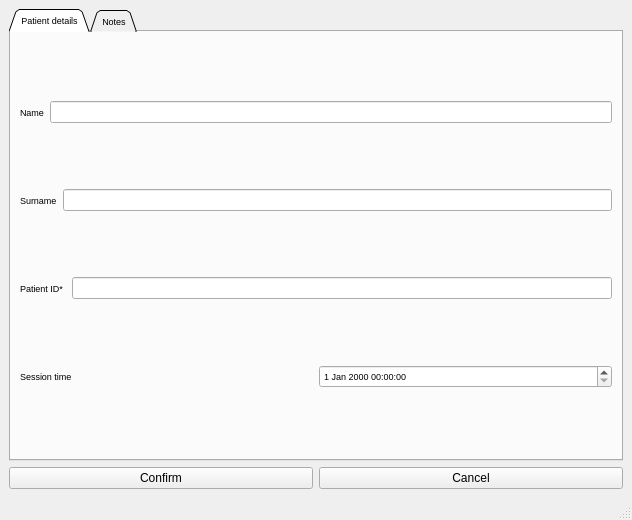
Qt form POML060_v1/stagetwonew.ui (viniltc/POML060) before a commit.
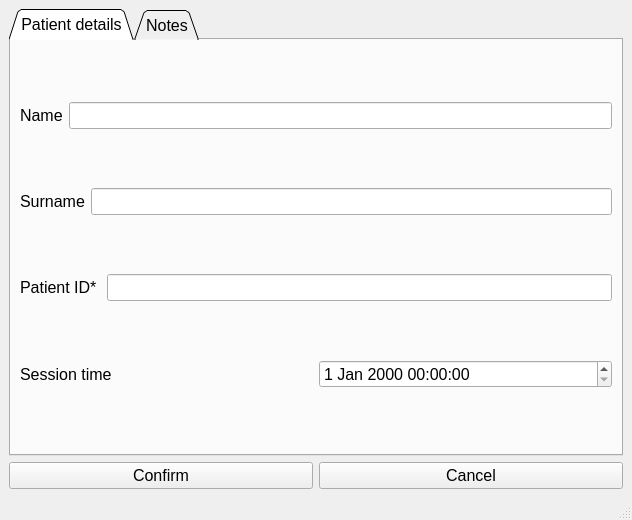
The same form after that commit.

What changed in the file:
```diff
--- a/POML060_v1/stagetwonew.ui
+++ b/POML060_v1/stagetwonew.ui
@@ -21,7 +21,7 @@
        <widget class="QTabWidget" name="tabWidget">
         <property name="font">
          <font>
-          <pointsize>7</pointsize>
+          <pointsize>12</pointsize>
          </font>
         </property>
         <property name="tabShape">
@@ -44,7 +44,7 @@
              <widget class="QLabel" name="label">
               <property name="font">
                <font>
-                <pointsize>7</pointsize>
+                <pointsize>12</pointsize>
                </font>
               </property>
               <property name="text">
@@ -63,7 +63,7 @@
              <widget class="QLabel" name="label_2">
               <property name="font">
                <font>
-                <pointsize>7</pointsize>
+                <pointsize>12</pointsize>
                </font>
               </property>
               <property name="text">
@@ -82,7 +82,7 @@
              <widget class="QLabel" name="label_3">
               <property name="font">
                <font>
-                <pointsize>7</pointsize>
+                <pointsize>12</pointsize>
                </font>
               </property>
               <property name="text">
@@ -101,7 +101,7 @@
              <widget class="QLabel" name="label_4">
               <property name="font">
                <font>
-                <pointsize>7</pointsize>
+                <pointsize>12</pointsize>
                </font>
               </property>
               <property name="text">
@@ -110,7 +110,13 @@
              </widget>
             </item>
             <item>
-             <widget class="QDateTimeEdit" name="dateTimeEdit"/>
+             <widget class="QDateTimeEdit" name="dateTimeEdit">
+              <property name="font">
+               <font>
+                <pointsize>12</pointsize>
+               </font>
+              </property>
+             </widget>
             </item>
            </layout>
           </item>
@@ -132,6 +138,11 @@
        <layout class="QHBoxLayout" name="horizontalLayout">
         <item>
          <widget class="QPushButton" name="pushButton">
+          <property name="font">
+           <font>
+            <pointsize>12</pointsize>
+           </font>
+          </property>
           <property name="text">
            <string>Confirm</string>
           </property>
@@ -139,6 +150,11 @@
         </item>
         <item>
          <widget class="QPushButton" name="pushButton_2">
+          <property name="font">
+           <font>
+            <pointsize>12</pointsize>
+           </font>
+          </property>
           <property name="text">
            <string>Cancel</string>
           </property>
```
